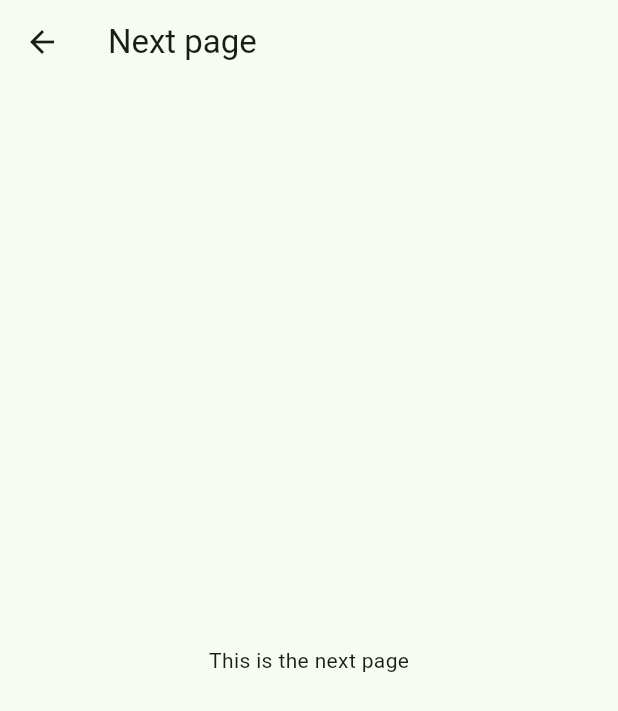
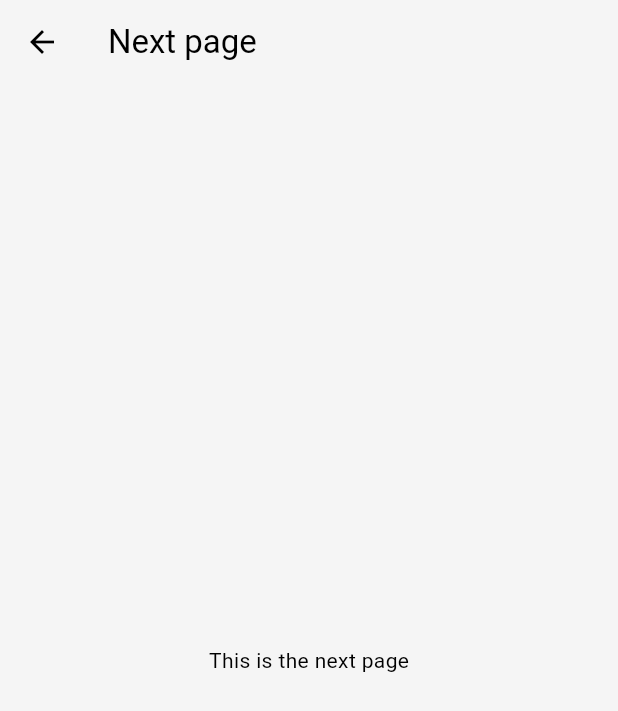
Before and after one commit to soojubm/new-bussiness, a Flutter app: the screen it shows after launch, after a tap on the "navigate next" icon, on a phone screen of 412 x 824 dp. Shown: the top 711 px of the screen. Run offline on Flutter 3.47's test engine with Material 3 defaults, Android fonts, the phone set to English and light mode, and no system bars.

Commit message:
move theme config

```diff
--- a/lib/main.dart
+++ b/lib/main.dart
@@ -1,7 +1,12 @@
 import 'package:flutter/material.dart';
 import 'package:flutter_application_1/screens/login_screen.dart';
+import 'package:flutter_application_1/theme.dart';
 import 'screens/splash_screen.dart';
 import 'screens/settings_screen.dart';
+
+// guides
+// 1차에서는 tokenize 하지 않고 themeData에서 바로 사용해 본다.
+// colorScheme이이 MD3 방식.
 
 void main() {
   runApp(const MyApp());
@@ -14,11 +19,9 @@ class MyApp extends StatelessWidget {
   Widget build(BuildContext context) {
     return MaterialApp(
       title: 'Flutter Demo',
-      theme: ThemeData(
-        primaryColor: Colors.green,
-        colorScheme: ColorScheme.fromSeed(seedColor: Colors.green),
-        useMaterial3: true,
-      ),
+      theme: lightTheme,
+      darkTheme: darkTheme,
+      themeMode: ThemeMode.system,
       debugShowCheckedModeBanner: false,
 
       initialRoute: '/',
--- /dev/null
+++ b/lib/theme.dart
@@ -0,0 +1,40 @@
+import 'package:flutter/material.dart';
+
+const Color primaryColor = Color(0xFF000000);
+
+ThemeData lightTheme = ThemeData(
+  colorScheme: ColorScheme.light(
+    primary: primaryColor,
+    secondary: Color(0xFFFFC107),
+    // background: Color(0xFFFFFFFF),
+    surface: Color(0xFFF5F5F5),
+    error: Color.fromARGB(255, 202, 68, 95),
+    onPrimary: Colors.white,
+    onSecondary: Colors.black,
+    // onBackground: Colors.black,
+    onSurface: Colors.black,
+    onError: Colors.white,
+  ),
+  textTheme: TextTheme(
+      // headline1: TextStyle(fontSize: 24, fontWeight: FontWeight.bold),
+      // bodyText1: TextStyle(fontSize: 16),
+      ),
+  buttonTheme: ButtonThemeData(buttonColor: primaryColor),
+  useMaterial3: true,
+);
+
+ThemeData darkTheme = ThemeData(
+  colorScheme: ColorScheme.dark(
+    // 다크 모드 색상
+    primary: Colors.blueGrey,
+    secondary: Colors.amber,
+    background: Colors.black,
+    surface: Colors.grey[800]!,
+    error: Colors.redAccent,
+    onPrimary: Colors.white,
+    onSecondary: Colors.white,
+    onBackground: Colors.white,
+    onSurface: Colors.white,
+    onError: Colors.white,
+  ),
+);
```
